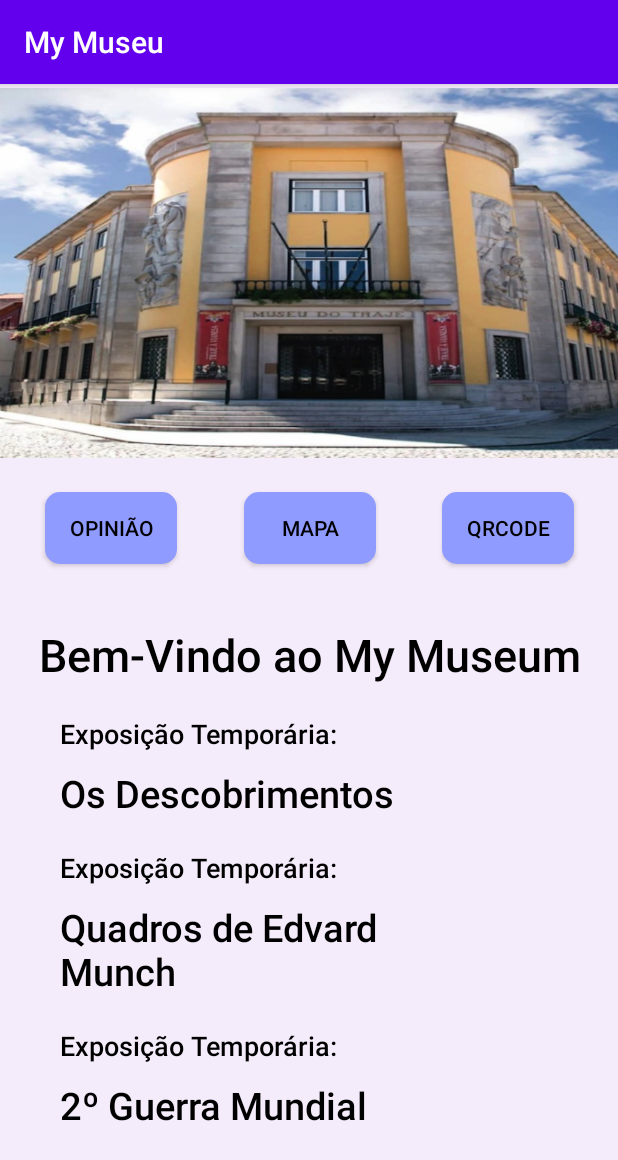
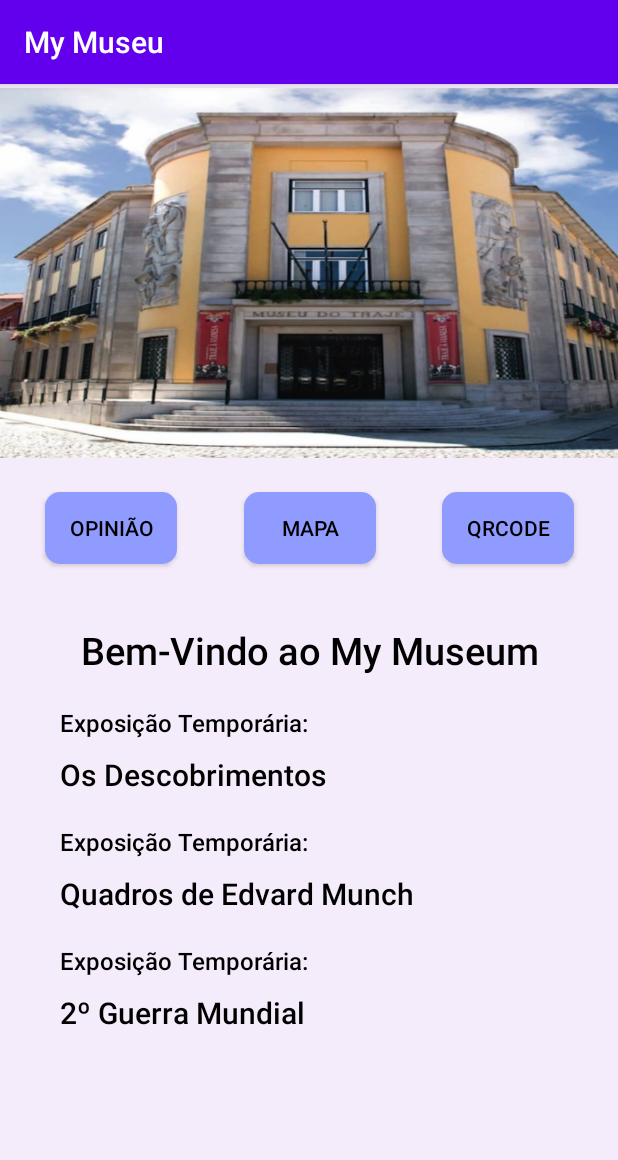
Before and after one commit to Yusufaky/MyMuseu, an Android app: the screen it shows after launch (MainActivity), on a phone screen of 412 x 824 dp. Shown: the top 1160 px of the screen. Run offline under Robolectric (Android 15) with nearby library versions, the light colour scheme and no system bars; libraries missing offline, so code that uses them is left out: com.google.zxing.integration.

Commit message:
Tudo direito

```diff
--- a/app/src/main/res/values/dimens.xml
+++ b/app/src/main/res/values/dimens.xml
@@ -1,8 +1,8 @@
 <?xml version="1.0" encoding="utf-8"?>
 <resources>
-    <dimen name="titulos">30sp</dimen>
-    <dimen name="descricoes">18dp</dimen>
-    <dimen name="main">25dp</dimen>
+    <dimen name="titulos">25dp</dimen>
+    <dimen name="descricoes">16dp</dimen>
+    <dimen name="main">20dp</dimen>
     <dimen name="margimMenu">15dp</dimen>
     <dimen name="tamanho_img">200dp</dimen>
 </resources>
```
